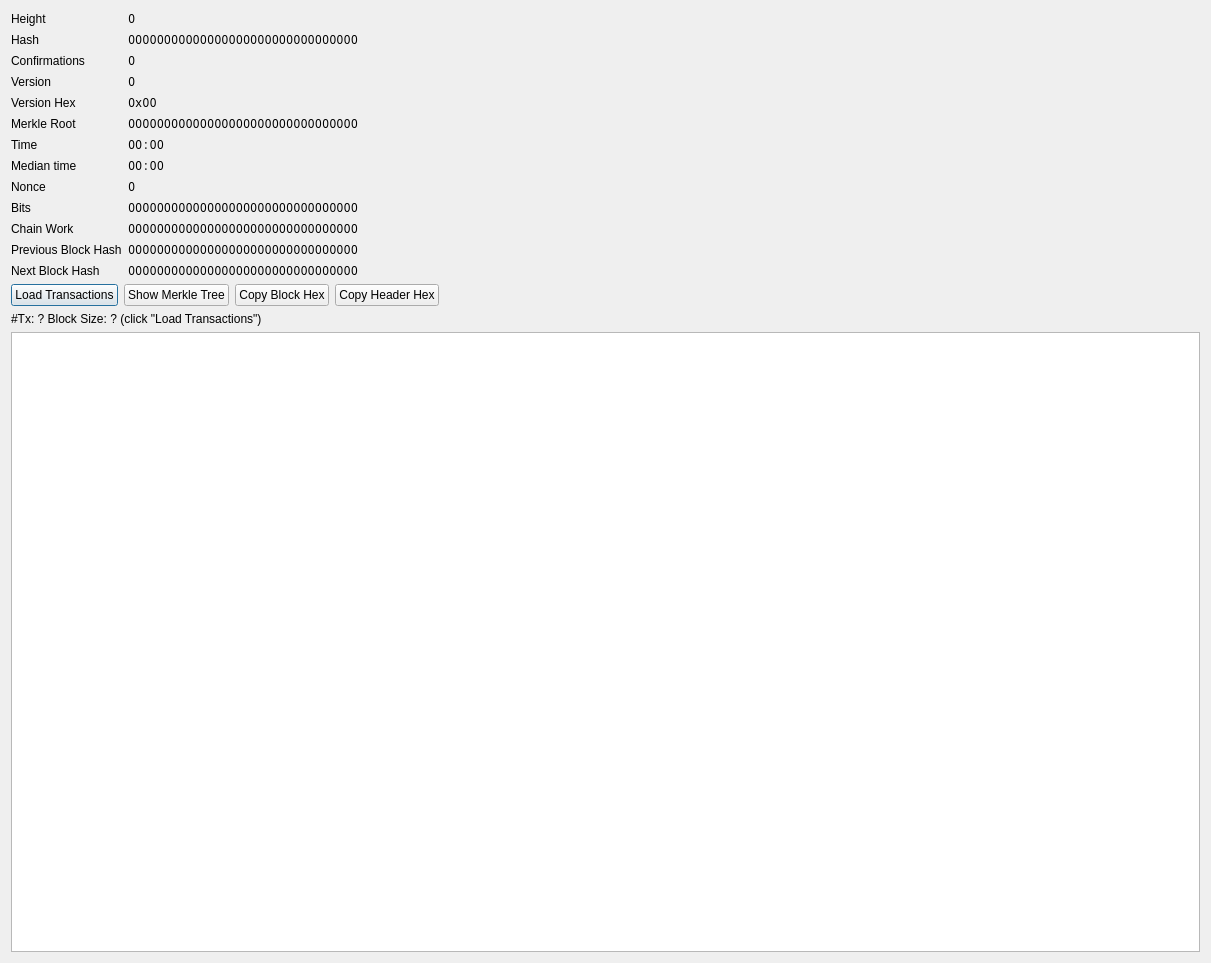
Before: the Qt Designer form src/qt/forms/blockindexdetailsdialog.ui in torkelrogstad/mainchain, drawn with Qt 5.
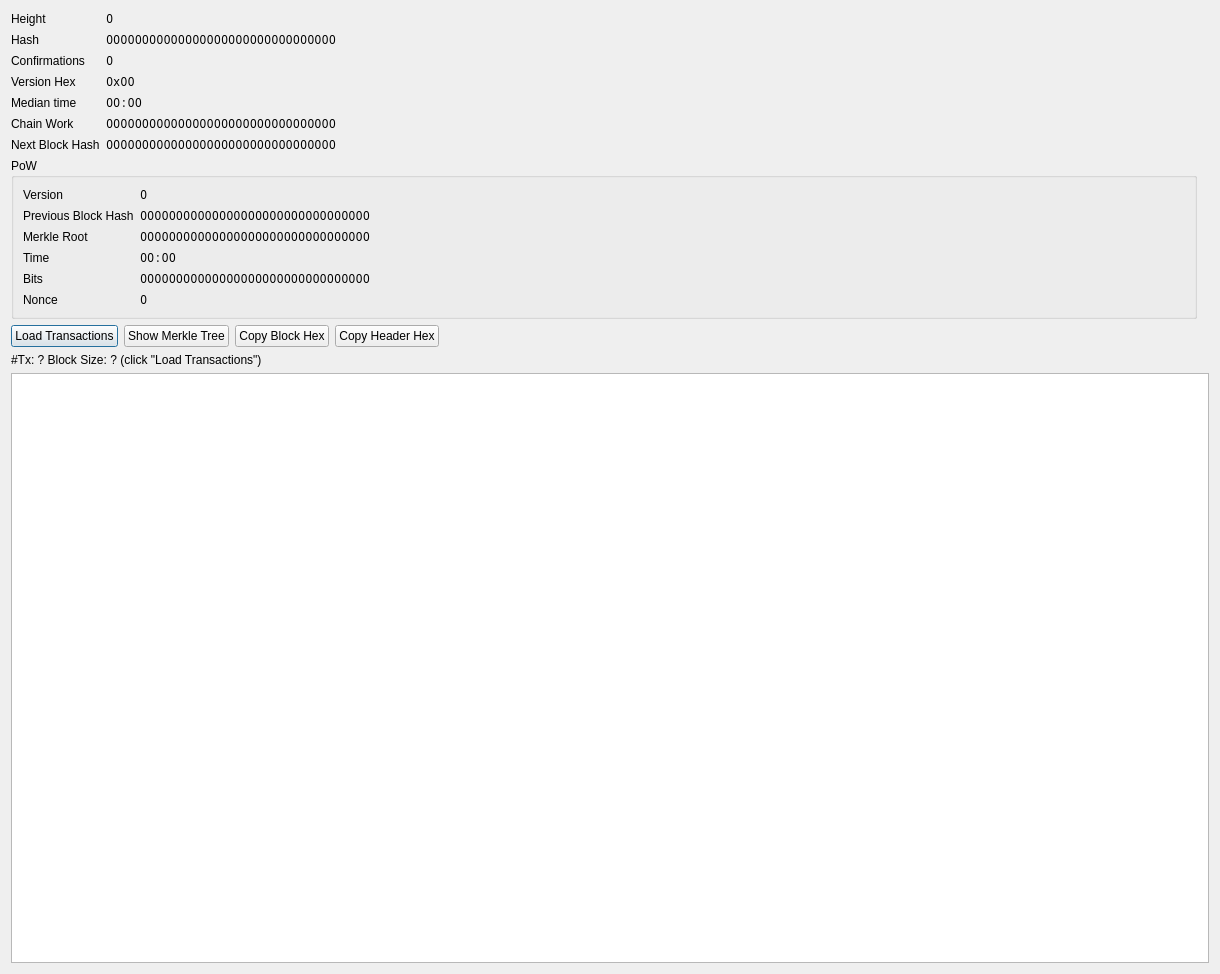
After: the same form once the commit is applied.

Commit message: Add PoW frame to block index details dialog

What changed in the file:
```diff
--- a/src/qt/forms/blockindexdetailsdialog.ui
+++ b/src/qt/forms/blockindexdetailsdialog.ui
@@ -6,113 +6,19 @@
    <rect>
     <x>0</x>
     <y>0</y>
-    <width>1211</width>
-    <height>963</height>
+    <width>1220</width>
+    <height>974</height>
    </rect>
   </property>
   <property name="windowTitle">
    <string>Block Index Details</string>
   </property>
   <layout class="QGridLayout" name="gridLayout">
-   <item row="16" column="0">
-    <layout class="QHBoxLayout" name="horizontalLayout">
-     <property name="bottomMargin">
-      <number>0</number>
-     </property>
-     <item>
-      <widget class="QPushButton" name="pushButtonLoadTransactions">
-       <property name="sizePolicy">
-        <sizepolicy hsizetype="Maximum" vsizetype="Fixed">
-         <horstretch>0</horstretch>
-         <verstretch>0</verstretch>
-        </sizepolicy>
-       </property>
-       <property name="text">
-        <string>Load Transactions</string>
-       </property>
-      </widget>
-     </item>
-     <item>
-      <widget class="QPushButton" name="pushButtonMerkleTree">
-       <property name="sizePolicy">
-        <sizepolicy hsizetype="Maximum" vsizetype="Fixed">
-         <horstretch>0</horstretch>
-         <verstretch>0</verstretch>
-        </sizepolicy>
-       </property>
-       <property name="text">
-        <string>Show Merkle Tree</string>
-       </property>
-      </widget>
-     </item>
-     <item>
-      <widget class="QPushButton" name="pushButtonCopyHex">
-       <property name="sizePolicy">
-        <sizepolicy hsizetype="Maximum" vsizetype="Fixed">
-         <horstretch>0</horstretch>
-         <verstretch>0</verstretch>
-        </sizepolicy>
-       </property>
-       <property name="text">
-        <string>Copy Block Hex</string>
-       </property>
-      </widget>
-     </item>
-     <item>
-      <widget class="QPushButton" name="pushButtonCopyHeaderHex">
-       <property name="sizePolicy">
-        <sizepolicy hsizetype="Maximum" vsizetype="Fixed">
-         <horstretch>0</horstretch>
-         <verstretch>0</verstretch>
-        </sizepolicy>
-       </property>
-       <property name="text">
-        <string>Copy Header Hex</string>
-       </property>
-      </widget>
-     </item>
-     <item>
-      <spacer name="horizontalSpacer">
-       <property name="orientation">
-        <enum>Qt::Horizontal</enum>
-       </property>
-       <property name="sizeHint" stdset="0">
-        <size>
-         <width>40</width>
-         <height>20</height>
-        </size>
-       </property>
-      </spacer>
-     </item>
-    </layout>
-   </item>
-   <item row="20" column="0" colspan="3">
-    <widget class="QTableWidget" name="tableWidgetTransactions">
-     <property name="font">
-      <font>
-       <family>Noto Mono</family>
-      </font>
-     </property>
-    </widget>
-   </item>
    <item row="15" column="0">
     <layout class="QGridLayout" name="gridLayout_2">
      <property name="bottomMargin">
       <number>0</number>
      </property>
-     <item row="3" column="0">
-      <widget class="QLabel" name="label_8">
-       <property name="sizePolicy">
-        <sizepolicy hsizetype="Minimum" vsizetype="Preferred">
-         <horstretch>0</horstretch>
-         <verstretch>0</verstretch>
-        </sizepolicy>
-       </property>
-       <property name="text">
-        <string>Version</string>
-       </property>
-      </widget>
-     </item>
      <item row="7" column="0">
       <widget class="QLabel" name="label_14">
        <property name="sizePolicy">
@@ -139,19 +45,6 @@
        </property>
       </widget>
      </item>
-     <item row="6" column="0">
-      <widget class="QLabel" name="label_13">
-       <property name="sizePolicy">
-        <sizepolicy hsizetype="Minimum" vsizetype="Preferred">
-         <horstretch>0</horstretch>
-         <verstretch>0</verstretch>
-        </sizepolicy>
-       </property>
-       <property name="text">
-        <string>Time</string>
-       </property>
-      </widget>
-     </item>
      <item row="10" column="0">
       <widget class="QLabel" name="label_18">
        <property name="sizePolicy">
@@ -212,19 +105,6 @@
        </property>
       </widget>
      </item>
-     <item row="8" column="0">
-      <widget class="QLabel" name="label_15">
-       <property name="sizePolicy">
-        <sizepolicy hsizetype="Minimum" vsizetype="Preferred">
-         <horstretch>0</horstretch>
-         <verstretch>0</verstretch>
-        </sizepolicy>
-       </property>
-       <property name="text">
-        <string>Nonce</string>
-       </property>
-      </widget>
-     </item>
      <item row="1" column="0">
       <widget class="QLabel" name="label_4">
        <property name="sizePolicy">
@@ -238,45 +118,6 @@
        </property>
       </widget>
      </item>
-     <item row="9" column="0">
-      <widget class="QLabel" name="label_16">
-       <property name="sizePolicy">
-        <sizepolicy hsizetype="Minimum" vsizetype="Preferred">
-         <horstretch>0</horstretch>
-         <verstretch>0</verstretch>
-        </sizepolicy>
-       </property>
-       <property name="text">
-        <string>Bits</string>
-       </property>
-      </widget>
-     </item>
-     <item row="5" column="0">
-      <widget class="QLabel" name="label_12">
-       <property name="sizePolicy">
-        <sizepolicy hsizetype="Minimum" vsizetype="Preferred">
-         <horstretch>0</horstretch>
-         <verstretch>0</verstretch>
-        </sizepolicy>
-       </property>
-       <property name="text">
-        <string>Merkle Root</string>
-       </property>
-      </widget>
-     </item>
-     <item row="11" column="0">
-      <widget class="QLabel" name="label_19">
-       <property name="sizePolicy">
-        <sizepolicy hsizetype="Minimum" vsizetype="Preferred">
-         <horstretch>0</horstretch>
-         <verstretch>0</verstretch>
-        </sizepolicy>
-       </property>
-       <property name="text">
-        <string>Previous Block Hash</string>
-       </property>
-      </widget>
-     </item>
      <item row="12" column="0">
       <widget class="QLabel" name="label_20">
        <property name="sizePolicy">
@@ -332,27 +173,6 @@
        </property>
       </widget>
      </item>
-     <item row="3" column="1">
-      <widget class="QLabel" name="labelVersion">
-       <property name="sizePolicy">
-        <sizepolicy hsizetype="MinimumExpanding" vsizetype="Preferred">
-         <horstretch>0</horstretch>
-         <verstretch>0</verstretch>
-        </sizepolicy>
-       </property>
-       <property name="font">
-        <font>
-         <family>Noto Mono</family>
-        </font>
-       </property>
-       <property name="text">
-        <string>0</string>
-       </property>
-       <property name="textInteractionFlags">
-        <set>Qt::LinksAccessibleByMouse|Qt::TextSelectableByMouse</set>
-       </property>
-      </widget>
-     </item>
      <item row="4" column="1">
       <widget class="QLabel" name="labelVersionHex">
        <property name="sizePolicy">
@@ -374,48 +194,6 @@
        </property>
       </widget>
      </item>
-     <item row="5" column="1">
-      <widget class="QLabel" name="labelMerkleRoot">
-       <property name="sizePolicy">
-        <sizepolicy hsizetype="MinimumExpanding" vsizetype="Preferred">
-         <horstretch>0</horstretch>
-         <verstretch>0</verstretch>
-        </sizepolicy>
-       </property>
-       <property name="font">
-        <font>
-         <family>Noto Mono</family>
-        </font>
-       </property>
-       <property name="text">
-        <string>00000000000000000000000000000000</string>
-       </property>
-       <property name="textInteractionFlags">
-        <set>Qt::LinksAccessibleByMouse|Qt::TextSelectableByMouse</set>
-       </property>
-      </widget>
-     </item>
-     <item row="6" column="1">
-      <widget class="QLabel" name="labelTime">
-       <property name="sizePolicy">
-        <sizepolicy hsizetype="MinimumExpanding" vsizetype="Preferred">
-         <horstretch>0</horstretch>
-         <verstretch>0</verstretch>
-        </sizepolicy>
-       </property>
-       <property name="font">
-        <font>
-         <family>Noto Mono</family>
-        </font>
-       </property>
-       <property name="text">
-        <string>00:00</string>
-       </property>
-       <property name="textInteractionFlags">
-        <set>Qt::LinksAccessibleByMouse|Qt::TextSelectableByMouse</set>
-       </property>
-      </widget>
-     </item>
      <item row="7" column="1">
       <widget class="QLabel" name="labelMedianTime">
        <property name="sizePolicy">
@@ -437,48 +215,6 @@
        </property>
       </widget>
      </item>
-     <item row="8" column="1">
-      <widget class="QLabel" name="labelNonce">
-       <property name="sizePolicy">
-        <sizepolicy hsizetype="MinimumExpanding" vsizetype="Preferred">
-         <horstretch>0</horstretch>
-         <verstretch>0</verstretch>
-        </sizepolicy>
-       </property>
-       <property name="font">
-        <font>
-         <family>Noto Mono</family>
-        </font>
-       </property>
-       <property name="text">
-        <string>0</string>
-       </property>
-       <property name="textInteractionFlags">
-        <set>Qt::LinksAccessibleByMouse|Qt::TextSelectableByMouse</set>
-       </property>
-      </widget>
-     </item>
-     <item row="9" column="1">
-      <widget class="QLabel" name="labelBits">
-       <property name="sizePolicy">
-        <sizepolicy hsizetype="MinimumExpanding" vsizetype="Preferred">
-         <horstretch>0</horstretch>
-         <verstretch>0</verstretch>
-        </sizepolicy>
-       </property>
-       <property name="font">
-        <font>
-         <family>Noto Mono</family>
-        </font>
-       </property>
-       <property name="text">
-        <string>00000000000000000000000000000000</string>
-       </property>
-       <property name="textInteractionFlags">
-        <set>Qt::LinksAccessibleByMouse|Qt::TextSelectableByMouse</set>
-       </property>
-      </widget>
-     </item>
      <item row="10" column="1">
       <widget class="QLabel" name="labelChainWork">
        <property name="sizePolicy">
@@ -500,27 +236,6 @@
        </property>
       </widget>
      </item>
-     <item row="11" column="1">
-      <widget class="QLabel" name="labelPrevBlockHash">
-       <property name="sizePolicy">
-        <sizepolicy hsizetype="MinimumExpanding" vsizetype="Preferred">
-         <horstretch>0</horstretch>
-         <verstretch>0</verstretch>
-        </sizepolicy>
-       </property>
-       <property name="font">
-        <font>
-         <family>Noto Mono</family>
-        </font>
-       </property>
-       <property name="text">
-        <string>00000000000000000000000000000000</string>
-       </property>
-       <property name="textInteractionFlags">
-        <set>Qt::LinksAccessibleByMouse|Qt::TextSelectableByMouse</set>
-       </property>
-      </widget>
-     </item>
      <item row="12" column="1">
       <widget class="QLabel" name="labelNextBlockHash">
        <property name="sizePolicy">
@@ -545,6 +260,87 @@
     </layout>
    </item>
    <item row="17" column="0">
+    <layout class="QHBoxLayout" name="horizontalLayout">
+     <property name="bottomMargin">
+      <number>0</number>
+     </property>
+     <item>
+      <widget class="QPushButton" name="pushButtonLoadTransactions">
+       <property name="sizePolicy">
+        <sizepolicy hsizetype="Maximum" vsizetype="Fixed">
+         <horstretch>0</horstretch>
+         <verstretch>0</verstretch>
+        </sizepolicy>
+       </property>
+       <property name="text">
+        <string>Load Transactions</string>
+       </property>
+      </widget>
+     </item>
+     <item>
+      <widget class="QPushButton" name="pushButtonMerkleTree">
+       <property name="sizePolicy">
+        <sizepolicy hsizetype="Maximum" vsizetype="Fixed">
+         <horstretch>0</horstretch>
+         <verstretch>0</verstretch>
+        </sizepolicy>
+       </property>
+       <property name="text">
+        <string>Show Merkle Tree</string>
+       </property>
+      </widget>
+     </item>
+     <item>
+      <widget class="QPushButton" name="pushButtonCopyHex">
+       <property name="sizePolicy">
+        <sizepolicy hsizetype="Maximum" vsizetype="Fixed">
+         <horstretch>0</horstretch>
+         <verstretch>0</verstretch>
+        </sizepolicy>
+       </property>
+       <property name="text">
+        <string>Copy Block Hex</string>
+       </property>
+      </widget>
+     </item>
+     <item>
+      <widget class="QPushButton" name="pushButtonCopyHeaderHex">
+       <property name="sizePolicy">
+        <sizepolicy hsizetype="Maximum" vsizetype="Fixed">
+         <horstretch>0</horstretch>
+         <verstretch>0</verstretch>
+        </sizepolicy>
+       </property>
+       <property name="text">
+        <string>Copy Header Hex</string>
+       </property>
+      </widget>
+     </item>
+     <item>
+      <spacer name="horizontalSpacer">
+       <property name="orientation">
+        <enum>Qt::Horizontal</enum>
+       </property>
+       <property name="sizeHint" stdset="0">
+        <size>
+         <width>40</width>
+         <height>20</height>
+        </size>
+       </property>
+      </spacer>
+     </item>
+    </layout>
+   </item>
+   <item row="21" column="0" colspan="3">
+    <widget class="QTableWidget" name="tableWidgetTransactions">
+     <property name="font">
+      <font>
+       <family>Noto Mono</family>
+      </font>
+     </property>
+    </widget>
+   </item>
+   <item row="18" column="0">
     <widget class="QLabel" name="labelBlockInfo">
      <property name="sizePolicy">
       <sizepolicy hsizetype="Minimum" vsizetype="Preferred">
@@ -560,6 +356,219 @@
      </property>
     </widget>
    </item>
+   <item row="16" column="0">
+    <widget class="QGroupBox" name="groupBox">
+     <property name="title">
+      <string>PoW</string>
+     </property>
+     <layout class="QGridLayout" name="gridLayout_3">
+      <item row="1" column="0">
+       <widget class="QLabel" name="label_19">
+        <property name="sizePolicy">
+         <sizepolicy hsizetype="Minimum" vsizetype="Preferred">
+          <horstretch>0</horstretch>
+          <verstretch>0</verstretch>
+         </sizepolicy>
+        </property>
+        <property name="text">
+         <string>Previous Block Hash</string>
+        </property>
+       </widget>
+      </item>
+      <item row="1" column="2">
+       <widget class="QLabel" name="labelPrevBlockHash">
+        <property name="sizePolicy">
+         <sizepolicy hsizetype="MinimumExpanding" vsizetype="Preferred">
+          <horstretch>0</horstretch>
+          <verstretch>0</verstretch>
+         </sizepolicy>
+        </property>
+        <property name="font">
+         <font>
+          <family>Noto Mono</family>
+         </font>
+        </property>
+        <property name="text">
+         <string>00000000000000000000000000000000</string>
+        </property>
+        <property name="textInteractionFlags">
+         <set>Qt::LinksAccessibleByMouse|Qt::TextSelectableByMouse</set>
+        </property>
+       </widget>
+      </item>
+      <item row="5" column="0">
+       <widget class="QLabel" name="label_16">
+        <property name="sizePolicy">
+         <sizepolicy hsizetype="Minimum" vsizetype="Preferred">
+          <horstretch>0</horstretch>
+          <verstretch>0</verstretch>
+         </sizepolicy>
+        </property>
+        <property name="text">
+         <string>Bits</string>
+        </property>
+       </widget>
+      </item>
+      <item row="0" column="0">
+       <widget class="QLabel" name="label_8">
+        <property name="sizePolicy">
+         <sizepolicy hsizetype="Minimum" vsizetype="Preferred">
+          <horstretch>0</horstretch>
+          <verstretch>0</verstretch>
+         </sizepolicy>
+        </property>
+        <property name="text">
+         <string>Version</string>
+        </property>
+       </widget>
+      </item>
+      <item row="4" column="2">
+       <widget class="QLabel" name="labelTime">
+        <property name="sizePolicy">
+         <sizepolicy hsizetype="MinimumExpanding" vsizetype="Preferred">
+          <horstretch>0</horstretch>
+          <verstretch>0</verstretch>
+         </sizepolicy>
+        </property>
+        <property name="font">
+         <font>
+          <family>Noto Mono</family>
+         </font>
+        </property>
+        <property name="text">
+         <string>00:00</string>
+        </property>
+        <property name="textInteractionFlags">
+         <set>Qt::LinksAccessibleByMouse|Qt::TextSelectableByMouse</set>
+        </property>
+       </widget>
+      </item>
+      <item row="0" column="2">
+       <widget class="QLabel" name="labelVersion">
+        <property name="sizePolicy">
+         <sizepolicy hsizetype="MinimumExpanding" vsizetype="Preferred">
+          <horstretch>0</horstretch>
+          <verstretch>0</verstretch>
+         </sizepolicy>
+        </property>
+        <property name="font">
+         <font>
+          <family>Noto Mono</family>
+         </font>
+        </property>
+        <property name="text">
+         <string>0</string>
+        </property>
+        <property name="textInteractionFlags">
+         <set>Qt::LinksAccessibleByMouse|Qt::TextSelectableByMouse</set>
+        </property>
+       </widget>
+      </item>
+      <item row="5" column="2">
+       <widget class="QLabel" name="labelBits">
+        <property name="sizePolicy">
+         <sizepolicy hsizetype="MinimumExpanding" vsizetype="Preferred">
+          <horstretch>0</horstretch>
+          <verstretch>0</verstretch>
+         </sizepolicy>
+        </property>
+        <property name="font">
+         <font>
+          <family>Noto Mono</family>
+         </font>
+        </property>
+        <property name="text">
+         <string>00000000000000000000000000000000</string>
+        </property>
+        <property name="textInteractionFlags">
+         <set>Qt::LinksAccessibleByMouse|Qt::TextSelectableByMouse</set>
+        </property>
+       </widget>
+      </item>
+      <item row="2" column="2">
+       <widget class="QLabel" name="labelMerkleRoot">
+        <property name="sizePolicy">
+         <sizepolicy hsizetype="MinimumExpanding" vsizetype="Preferred">
+          <horstretch>0</horstretch>
+          <verstretch>0</verstretch>
+         </sizepolicy>
+        </property>
+        <property name="font">
+         <font>
+          <family>Noto Mono</family>
+         </font>
+        </property>
+        <property name="text">
+         <string>00000000000000000000000000000000</string>
+        </property>
+        <property name="textInteractionFlags">
+         <set>Qt::LinksAccessibleByMouse|Qt::TextSelectableByMouse</set>
+        </property>
+       </widget>
+      </item>
+      <item row="4" column="0">
+       <widget class="QLabel" name="label_13">
+        <property name="sizePolicy">
+         <sizepolicy hsizetype="Minimum" vsizetype="Preferred">
+          <horstretch>0</horstretch>
+          <verstretch>0</verstretch>
+         </sizepolicy>
+        </property>
+        <property name="text">
+         <string>Time</string>
+        </property>
+       </widget>
+      </item>
+      <item row="2" column="0">
+       <widget class="QLabel" name="label_12">
+        <property name="sizePolicy">
+         <sizepolicy hsizetype="Minimum" vsizetype="Preferred">
+          <horstretch>0</horstretch>
+          <verstretch>0</verstretch>
+         </sizepolicy>
+        </property>
+        <property name="text">
+         <string>Merkle Root</string>
+        </property>
+       </widget>
+      </item>
+      <item row="6" column="0">
+       <widget class="QLabel" name="label_15">
+        <property name="sizePolicy">
+         <sizepolicy hsizetype="Minimum" vsizetype="Preferred">
+          <horstretch>0</horstretch>
+          <verstretch>0</verstretch>
+         </sizepolicy>
+        </property>
+        <property name="text">
+         <string>Nonce</string>
+        </property>
+       </widget>
+      </item>
+      <item row="6" column="2">
+       <widget class="QLabel" name="labelNonce">
+        <property name="sizePolicy">
+         <sizepolicy hsizetype="MinimumExpanding" vsizetype="Preferred">
+          <horstretch>0</horstretch>
+          <verstretch>0</verstretch>
+         </sizepolicy>
+        </property>
+        <property name="font">
+         <font>
+          <family>Noto Mono</family>
+         </font>
+        </property>
+        <property name="text">
+         <string>0</string>
+        </property>
+        <property name="textInteractionFlags">
+         <set>Qt::LinksAccessibleByMouse|Qt::TextSelectableByMouse</set>
+        </property>
+       </widget>
+      </item>
+     </layout>
+    </widget>
+   </item>
   </layout>
  </widget>
  <resources/>
```
